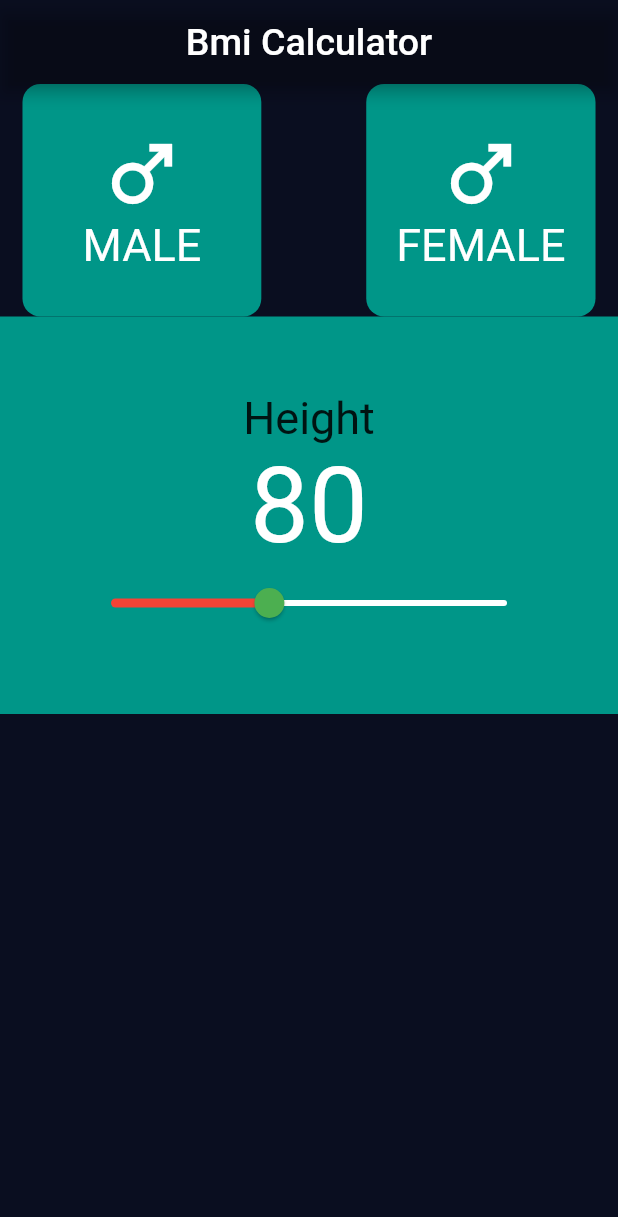
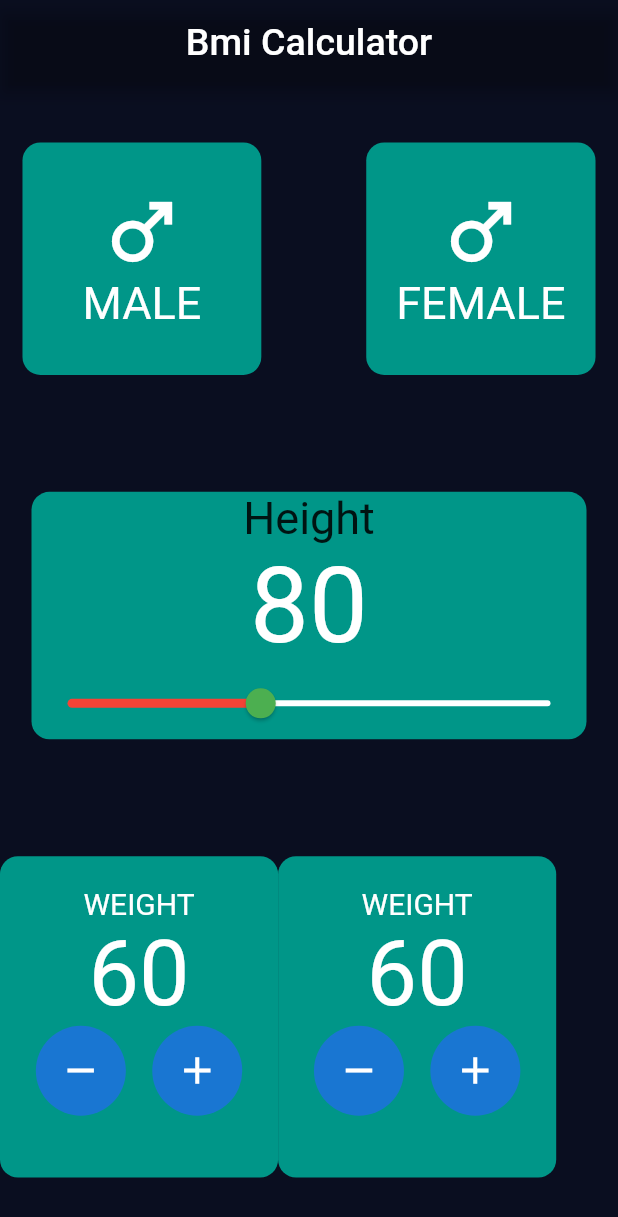
Before and after one commit to JanibekJali/american-dream---bmi_calculator, a Flutter app: the screen it shows after launch, on a phone screen of 412 x 824 dp. Shown: the top 1217 px of the screen. Run offline on Flutter 3.47's test engine with Material 2 defaults, Android fonts, the phone set to English and light mode, and no system bars.

Commit message:
Widgetke bolup jasagila

```diff
--- a/lib/ui/home_ui.dart
+++ b/lib/ui/home_ui.dart
@@ -21,6 +21,7 @@ class _HomeUiState extends State<HomeUi> {
         ),
       ),
       body: Column(
+        mainAxisAlignment: MainAxisAlignment.spaceAround,
         children: [
           Row(
             mainAxisAlignment: MainAxisAlignment.spaceAround,
@@ -41,9 +42,11 @@ class _HomeUiState extends State<HomeUi> {
             ],
           ),
           Container(
+            width: 370,
+            decoration: BoxDecoration(
+              borderRadius: BorderRadius.circular(12),
               color: Colors.teal,
-            child: Padding(
-              padding: const EdgeInsets.all(50.0),
+            ),
             child: Column(
               children: [
                 const Text(
@@ -69,6 +72,113 @@ class _HomeUiState extends State<HomeUi> {
               ],
             ),
           ),
+          Row(
+            children: [
+              Container(
+                width: MediaQuery.of(context).size.width * 0.45,
+                height: MediaQuery.of(context).size.height * 0.26,
+                decoration: BoxDecoration(
+                  borderRadius: BorderRadius.circular(12),
+                  color: Colors.teal,
+                ),
+                child: Padding(
+                  padding: const EdgeInsets.all(20),
+                  child: Column(
+                    children: [
+                      Text(
+                        'Weight'.toUpperCase(),
+                        style:
+                            const TextStyle(fontSize: 20, color: Colors.white),
+                      ),
+                      const Text(
+                        '60',
+                        style: TextStyle(fontSize: 60, color: Colors.white),
+                      ),
+                      Row(
+                        mainAxisAlignment: MainAxisAlignment.spaceAround,
+                        children: [
+                          CircleAvatar(
+                            radius: 30,
+                            child: IconButton(
+                              onPressed: () {},
+                              icon: const Icon(
+                                Icons.remove,
+                                size: 30,
+                              ),
+                            ),
+                          ),
+                          const SizedBox(
+                            width: 2,
+                          ),
+                          CircleAvatar(
+                            radius: 30,
+                            child: IconButton(
+                              onPressed: () {},
+                              icon: const Icon(
+                                Icons.add,
+                                size: 30,
+                              ),
+                            ),
+                          ),
+                        ],
+                      ),
+                    ],
+                  ),
+                ),
+              ),
+              Container(
+                width: MediaQuery.of(context).size.width * 0.45,
+                height: MediaQuery.of(context).size.height * 0.26,
+                decoration: BoxDecoration(
+                  borderRadius: BorderRadius.circular(12),
+                  color: Colors.teal,
+                ),
+                child: Padding(
+                  padding: const EdgeInsets.all(20),
+                  child: Column(
+                    children: [
+                      Text(
+                        'Weight'.toUpperCase(),
+                        style:
+                            const TextStyle(fontSize: 20, color: Colors.white),
+                      ),
+                      const Text(
+                        '60',
+                        style: TextStyle(fontSize: 60, color: Colors.white),
+                      ),
+                      Row(
+                        mainAxisAlignment: MainAxisAlignment.spaceAround,
+                        children: [
+                          CircleAvatar(
+                            radius: 30,
+                            child: IconButton(
+                              onPressed: () {},
+                              icon: const Icon(
+                                Icons.remove,
+                                size: 30,
+                              ),
+                            ),
+                          ),
+                          const SizedBox(
+                            width: 2,
+                          ),
+                          CircleAvatar(
+                            radius: 30,
+                            child: IconButton(
+                              onPressed: () {},
+                              icon: const Icon(
+                                Icons.add,
+                                size: 30,
+                              ),
+                            ),
+                          ),
+                        ],
+                      ),
+                    ],
+                  ),
+                ),
+              )
+            ],
           ),
         ],
       ),
```
Lines whose indentation alone changed are shown as unchanged.
